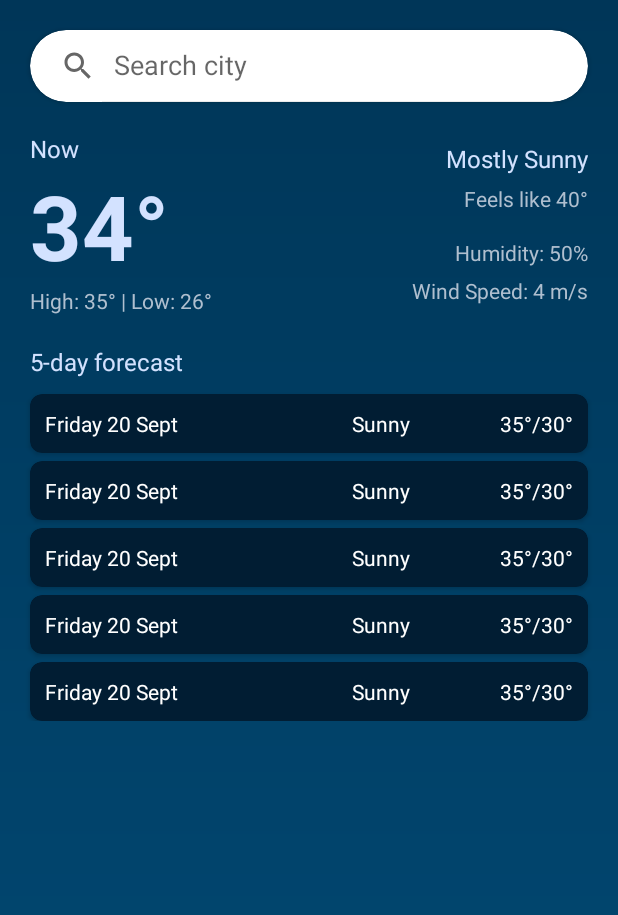
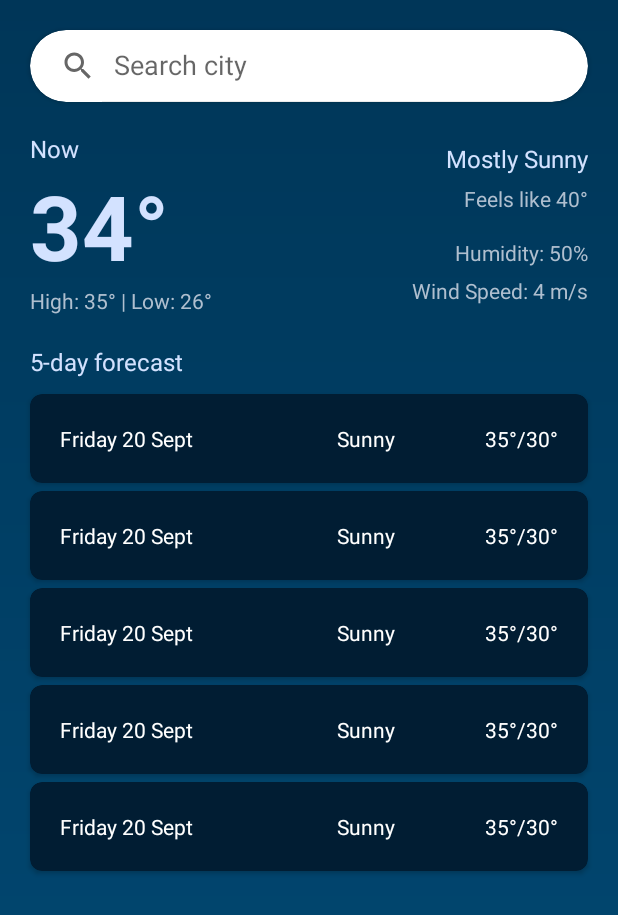
Before and after one commit to shubhammathurnagarro/my-weather-app, an Android app: the layout activity_main.xml on its own in the app's theme, with its tools: preview values and no code run, on a phone screen of 412 x 824 dp. Shown: the top 915 px of the screen. Run offline under Robolectric (Android 15) with nearby library versions, the phone set to English and light mode, and no system bars; network calls fail.

Commit message:
Fixed minor UI padding.

```diff
--- a/app/src/main/res/layout/activity_main.xml
+++ b/app/src/main/res/layout/activity_main.xml
@@ -137,9 +137,10 @@
             <androidx.recyclerview.widget.RecyclerView
                 android:id="@+id/lv_forecast"
                 android:layout_width="match_parent"
-                android:layout_height="wrap_content"
+                android:layout_height="0dp"
                 android:layout_marginTop="@dimen/dp_5"
                 app:layout_constraintTop_toBottomOf="@id/tv_forecast"
+                app:layout_constraintBottom_toBottomOf="parent"
                 tools:listitem="@layout/item_forecast_list"
                 tools:itemCount="5" />
 
--- a/app/src/main/res/layout/item_forecast_list.xml
+++ b/app/src/main/res/layout/item_forecast_list.xml
@@ -12,7 +12,7 @@
     <androidx.constraintlayout.widget.ConstraintLayout
         android:layout_width="match_parent"
         android:layout_height="wrap_content"
-        android:padding="@dimen/dp_10">
+        android:padding="@dimen/dp_20">
 
         <TextView
             android:id="@+id/tv_date"
--- a/app/src/main/res/values/dimens.xml
+++ b/app/src/main/res/values/dimens.xml
@@ -8,6 +8,7 @@
     <dimen name="margin_horizontal">20dp</dimen>
     <dimen name="margin_vertical">20dp</dimen>
     <dimen name="dp_10">10dp</dimen>
+    <dimen name="dp_20">20dp</dimen>
     <dimen name="card_corner_radius">8dp</dimen>
     <dimen name="dp_5">5dp</dimen>
     <dimen name="margin_weather_forecast">60dp</dimen>
```
